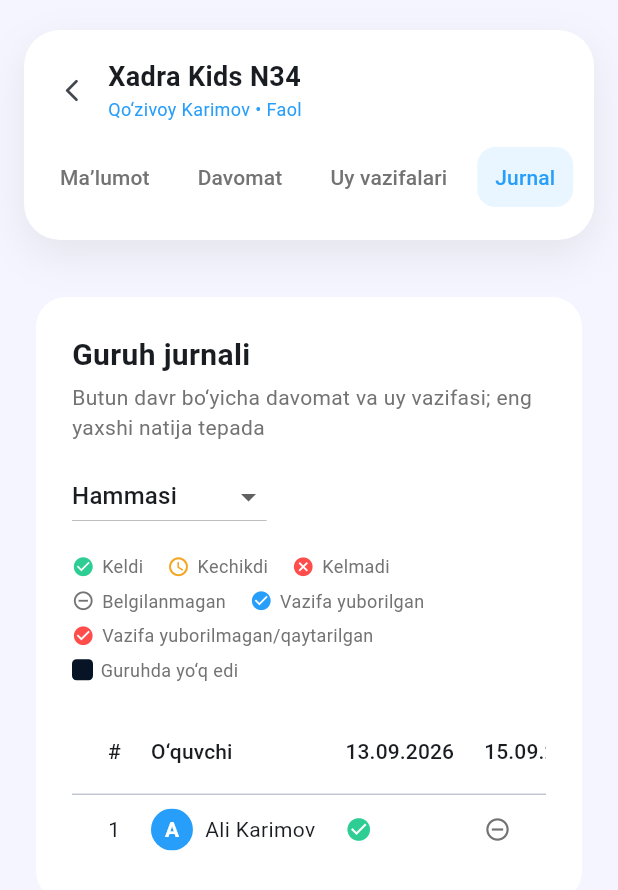
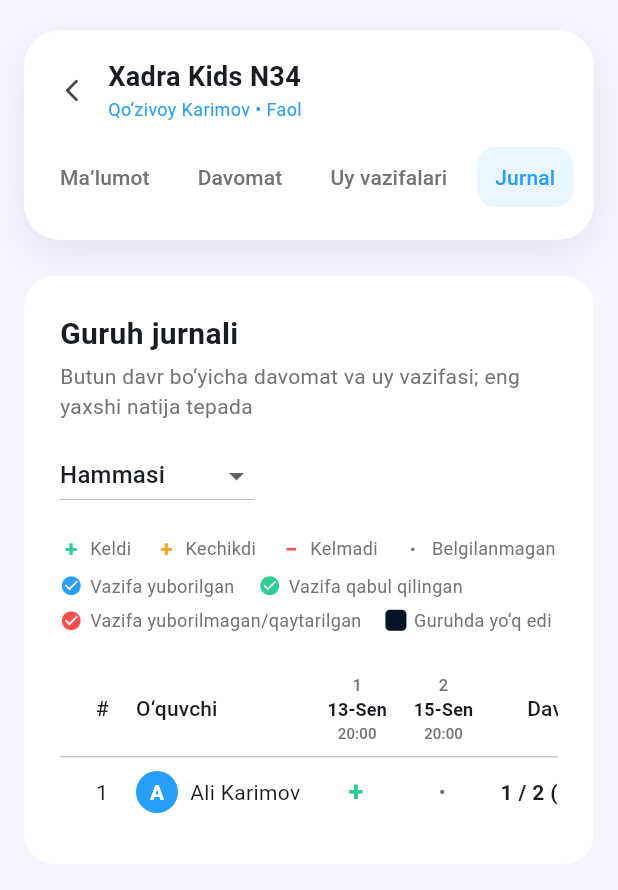
Before and after one commit to Amirxon3310/jadid_crm, a Flutter app: the GroupPage screen opened directly with sample values from the repository, after a tap on "Davomat", after a tap on "Uy vazifalari", after a tap on "Jurnal", on a phone screen of 412 x 824 dp. Shown: the top 890 px of the screen. Run offline on Flutter 3.47's test engine with Material 3 defaults, Android fonts, the phone set to English and light mode, and no system bars; our stand-ins replace file_picker, image_picker, shared_preferences, supabase_flutter, web; missing offline and left inert: dart:js_interop; accounts and stored records are empty; Roboto replaces fonts that are missing (SF Pro Display).

Commit message:
Align the journal with the header bar and lay it out like a paper journal
The journal no longer spans the whole viewport: it shares the header
bar's 16px gutter and 1200 cap, so the two line up exactly.

Its table now reads like the reference journal it replaces. Each lesson
column heads with its number in the period, the date (18-Avg) and the
time range; attendance prints as a "+" or "−" in the middle of the cell
with the homework marker in the corner; and both summary columns report
the count before the share, "9 / 9 (100 %)", instead of a bare
percentage. The legend follows the glyphs the cells actually draw.

Homework now counts only against lessons the pupil was enrolled for, so
a late joiner isn't scored on work set before they arrived.

Covered by a test that pins the ranking order and the count format; it
fails if the ranking comparator stops sorting.

```diff
--- a/lib/features/group_page.dart
+++ b/lib/features/group_page.dart
@@ -200,17 +200,15 @@ class _GroupPageState extends State<GroupPage> {
             ),
             Expanded(
               child: SingleChildScrollView(
-                padding: const EdgeInsets.all(24),
-                // The journal's per-lesson columns need the full width; every
-                // other tab stays centered and capped for readability.
-                child: labels[tab] == 'Jurnal'
-                    ? pages[tab]
-                    : Center(
-                        child: ConstrainedBox(
-                          constraints: const BoxConstraints(maxWidth: 1200),
-                          child: pages[tab],
-                        ),
-                      ),
+                // Same 16px gutter and 1200 cap as the header bar above, so
+                // every tab lines up with it exactly.
+                padding: const EdgeInsets.fromLTRB(16, 10, 16, 24),
+                child: Center(
+                  child: ConstrainedBox(
+                    constraints: const BoxConstraints(maxWidth: 1200),
+                    child: pages[tab],
+                  ),
+                ),
               ),
             ),
           ],
@@ -1322,39 +1320,55 @@ class _JournalTabState extends State<_JournalTab> {
     Homework? homeworkFor(Lesson lesson) =>
         homeworks.where((h) => h.lessonId == lesson.id).firstOrNull;
 
-    final attendanceRate = <String, double?>{};
-    final homeworkRate = <String, double?>{};
+    final attendanceScore = <String, ({int done, int total})>{};
+    final homeworkScore = <String, ({int done, int total})>{};
     for (final student in students) {
+      // Only lessons the student was actually enrolled for count against them.
       final applicable = lessons
           .where((l) => student.enrolledOn(l.startsAt))
           .toList();
-      attendanceRate[student.id] = applicable.isEmpty
-          ? null
-          : applicable.where((l) {
-                  final status = store.attendance[l.id]?[student.id];
-                  return status == AttendanceStatus.present ||
-                      status == AttendanceStatus.late;
-                }).length *
-                100 /
-                applicable.length;
-      homeworkRate[student.id] = homeworks.isEmpty
-          ? null
-          : homeworks
-                    .where(
-                      (h) =>
-                          store.resultFor(h.id, student.id).status ==
-                          HomeworkStatus.accepted,
-                    )
-                    .length *
-                100 /
-                homeworks.length;
+      attendanceScore[student.id] = (
+        done: applicable.where((l) {
+          final status = store.attendance[l.id]?[student.id];
+          return status == AttendanceStatus.present ||
+              status == AttendanceStatus.late;
+        }).length,
+        total: applicable.length,
+      );
+      final ownHomework = homeworks
+          .where(
+            (h) => students.any(
+              (s) =>
+                  s.id == student.id &&
+                  lessons.any(
+                    (l) => l.id == h.lessonId && student.enrolledOn(l.startsAt),
+                  ),
+            ),
+          )
+          .toList();
+      homeworkScore[student.id] = (
+        done: ownHomework
+            .where(
+              (h) =>
+                  store.resultFor(h.id, student.id).status ==
+                  HomeworkStatus.accepted,
+            )
+            .length,
+        total: ownHomework.length,
+      );
     }
+    double percentOf(({int done, int total}) score) =>
+        score.total == 0 ? 0 : score.done * 100 / score.total;
     final sortedStudents = [...students]
       ..sort((a, b) {
         final scoreA =
-            ((attendanceRate[a.id] ?? 0) + (homeworkRate[a.id] ?? 0)) / 2;
+            (percentOf(attendanceScore[a.id]!) +
+                percentOf(homeworkScore[a.id]!)) /
+            2;
         final scoreB =
-            ((attendanceRate[b.id] ?? 0) + (homeworkRate[b.id] ?? 0)) / 2;
+            (percentOf(attendanceScore[b.id]!) +
+                percentOf(homeworkScore[b.id]!)) /
+            2;
         return scoreB.compareTo(scoreA);
       });
 
@@ -1415,24 +1429,24 @@ class _JournalTabState extends State<_JournalTab> {
           Wrap(
             spacing: 16,
             runSpacing: 6,
-            children: [
+            children: const [
               _JournalLegend(
-                icon: Icons.check_circle,
+                mark: '+',
                 color: AppColors.success,
                 label: 'Keldi',
               ),
               _JournalLegend(
-                icon: Icons.schedule,
+                mark: '+',
                 color: AppColors.warning,
                 label: 'Kechikdi',
               ),
               _JournalLegend(
-                icon: Icons.cancel,
+                mark: '−',
                 color: AppColors.danger,
                 label: 'Kelmadi',
               ),
               _JournalLegend(
-                icon: Icons.remove_circle_outline,
+                mark: '·',
                 color: AppColors.muted,
                 label: 'Belgilanmagan',
               ),
@@ -1443,10 +1457,15 @@ class _JournalTabState extends State<_JournalTab> {
               ),
               _JournalLegend(
                 icon: Icons.check_circle,
+                color: AppColors.success,
+                label: 'Vazifa qabul qilingan',
+              ),
+              _JournalLegend(
+                icon: Icons.check_circle,
                 color: AppColors.danger,
                 label: 'Vazifa yuborilmagan/qaytarilgan',
               ),
-              const _JournalSwatchLegend(label: 'Guruhda yo‘q edi'),
+              _JournalSwatchLegend(label: 'Guruhda yo‘q edi'),
             ],
           ),
           const SizedBox(height: 18),
@@ -1465,15 +1484,17 @@ class _JournalTabState extends State<_JournalTab> {
                 child: ConstrainedBox(
                   constraints: BoxConstraints(minWidth: constraints.maxWidth),
                   child: DataTable(
-                    columnSpacing: 20,
+                    columnSpacing: 18,
+                    headingRowHeight: 64,
                     columns: [
                       const DataColumn(label: Text('#')),
                       const DataColumn(label: Text('O‘quvchi')),
-                      for (final lesson in lessons)
+                      for (final (index, lesson) in lessons.indexed)
                         DataColumn(
-                          label: Tooltip(
-                            message: lesson.topic,
-                            child: Text(shortDate(lesson.startsAt)),
+                          label: _LessonColumnLabel(
+                            index: index + 1,
+                            lesson: lesson,
+                            endTime: group.lessonEndTime,
                           ),
                         ),
                       const DataColumn(label: Text('Davomat'), numeric: true),
@@ -1526,20 +1547,8 @@ class _JournalTabState extends State<_JournalTab> {
                                                   .status,
                                       ),
                               ),
-                            DataCell(
-                              Text(
-                                attendanceRate[student.id] == null
-                                    ? '—'
-                                    : '${attendanceRate[student.id]!.round()}%',
-                              ),
-                            ),
-                            DataCell(
-                              Text(
-                                homeworkRate[student.id] == null
-                                    ? '—'
-                                    : '${homeworkRate[student.id]!.round()}%',
-                              ),
-                            ),
+                            DataCell(_ScoreText(attendanceScore[student.id]!)),
+                            DataCell(_ScoreText(homeworkScore[student.id]!)),
                           ],
                         ),
                     ],
@@ -1553,20 +1562,36 @@ class _JournalTabState extends State<_JournalTab> {
   }
 }
 
+/// One legend entry: either the glyph a cell prints, or the icon it corners.
 class _JournalLegend extends StatelessWidget {
   const _JournalLegend({
-    required this.icon,
+    this.icon,
+    this.mark,
     required this.color,
     required this.label,
-  });
-  final IconData icon;
+  }) : assert(icon != null || mark != null, 'needs an icon or a mark');
+  final IconData? icon;
+  final String? mark;
   final Color color;
   final String label;
   @override
   Widget build(BuildContext context) => Row(
     mainAxisSize: MainAxisSize.min,
     children: [
-      Icon(icon, size: 15, color: color),
+      SizedBox(
+        width: 15,
+        child: mark == null
+            ? Icon(icon, size: 15, color: color)
+            : Text(
+                mark!,
+                textAlign: TextAlign.center,
+                style: TextStyle(
+                  fontSize: 15,
+                  fontWeight: FontWeight.w700,
+                  color: color,
+                ),
+              ),
+      ),
       const SizedBox(width: 5),
       Text(label, style: const TextStyle(fontSize: 12, color: AppColors.muted)),
     ],
@@ -1612,8 +1637,82 @@ class _JournalAbsentCell extends StatelessWidget {
   );
 }
 
-/// One lesson's cell in the journal: attendance on top, and — only when a
-/// homework is linked to that lesson — its status underneath.
+const _uzMonthsShort = [
+  'Yan',
+  'Fev',
+  'Mar',
+  'Apr',
+  'May',
+  'Iyn',
+  'Iyl',
+  'Avg',
+  'Sen',
+  'Okt',
+  'Noy',
+  'Dek',
+];
+
+String _hhmm(DateTime value) =>
+    '${value.hour.toString().padLeft(2, '0')}:'
+    '${value.minute.toString().padLeft(2, '0')}';
+
+/// A lesson column's heading: its number in the period, the date, and the
+/// time range, stacked the way a paper journal lists its sessions.
+class _LessonColumnLabel extends StatelessWidget {
+  const _LessonColumnLabel({
+    required this.index,
+    required this.lesson,
+    required this.endTime,
+  });
+  final int index;
+  final Lesson lesson;
+  final String endTime;
+  @override
+  Widget build(BuildContext context) {
+    final start = tashkentDate(lesson.startsAt);
+    return Tooltip(
+      message: lesson.topic,
+      child: Column(
+        mainAxisSize: MainAxisSize.min,
+        crossAxisAlignment: CrossAxisAlignment.center,
+        children: [
+          Text(
+            '$index',
+            style: const TextStyle(fontSize: 11, color: AppColors.muted),
+          ),
+          Text(
+            '${start.day}-${_uzMonthsShort[start.month - 1]}',
+            style: const TextStyle(fontSize: 12, fontWeight: FontWeight.w600),
+          ),
+          Text(
+            endTime.isEmpty ? _hhmm(start) : '${_hhmm(start)} - $endTime',
+            style: const TextStyle(fontSize: 10, color: AppColors.muted),
+          ),
+        ],
+      ),
+    );
+  }
+}
+
+/// "9 / 9 (100 %)" — the count first, the share of it second.
+class _ScoreText extends StatelessWidget {
+  const _ScoreText(this.score);
+  final ({int done, int total}) score;
+  @override
+  Widget build(BuildContext context) {
+    if (score.total == 0) {
+      return const Text('—', style: TextStyle(color: AppColors.muted));
+    }
+    final percent = (score.done * 100 / score.total).round();
+    return Text(
+      '${score.done} / ${score.total} ($percent %)',
+      style: const TextStyle(fontWeight: FontWeight.w600),
+    );
+  }
+}
+
+/// One lesson's cell: the attendance mark in the middle, with the homework
+/// marker tucked into the corner when that lesson carries one.
 class _JournalCell extends StatelessWidget {
   const _JournalCell({
     required this.attendance,
@@ -1632,25 +1731,40 @@ class _JournalCell extends StatelessWidget {
       if (homework != null && homeworkStatus != null)
         'Uy vazifa: ${_homeworkLabel(homeworkStatus!)}',
     ];
+    final mark = switch (attendance) {
+      AttendanceStatus.present || AttendanceStatus.late => '+',
+      AttendanceStatus.absent => '−',
+      null => '·',
+    };
     return Tooltip(
       message: parts.join(' • '),
-      child: Column(
-        mainAxisSize: MainAxisSize.min,
-        children: [
-          Icon(
-            _attendanceIcon(attendance),
-            size: 18,
-            color: _attendanceColor(attendance),
-          ),
-          if (homework != null) ...[
-            const SizedBox(height: 3),
-            Icon(
-              Icons.check_circle,
-              size: 13,
-              color: _journalHomeworkColor(homeworkStatus!),
+      child: SizedBox(
+        width: 38,
+        height: 30,
+        child: Stack(
+          children: [
+            Center(
+              child: Text(
+                mark,
+                style: TextStyle(
+                  fontSize: 18,
+                  fontWeight: FontWeight.w700,
+                  color: _attendanceColor(attendance),
+                ),
+              ),
             ),
+            if (homework != null)
+              Positioned(
+                top: 0,
+                right: 0,
+                child: Icon(
+                  Icons.check_circle,
+                  size: 12,
+                  color: _journalHomeworkColor(homeworkStatus!),
+                ),
+              ),
           ],
-        ],
+        ),
       ),
     );
   }
@@ -1681,13 +1795,6 @@ Color _attendanceColor(AttendanceStatus? status) => switch (status) {
   AttendanceStatus.late => AppColors.warning,
   AttendanceStatus.absent => AppColors.danger,
   null => AppColors.muted,
-};
-
-IconData _attendanceIcon(AttendanceStatus? status) => switch (status) {
-  AttendanceStatus.present => Icons.check_circle,
-  AttendanceStatus.late => Icons.schedule,
-  AttendanceStatus.absent => Icons.cancel,
-  null => Icons.remove_circle_outline,
 };
 
 /// Why a teacher can't start/mark today's lesson right now.
```
Also changed, not shown: 1 other file.
